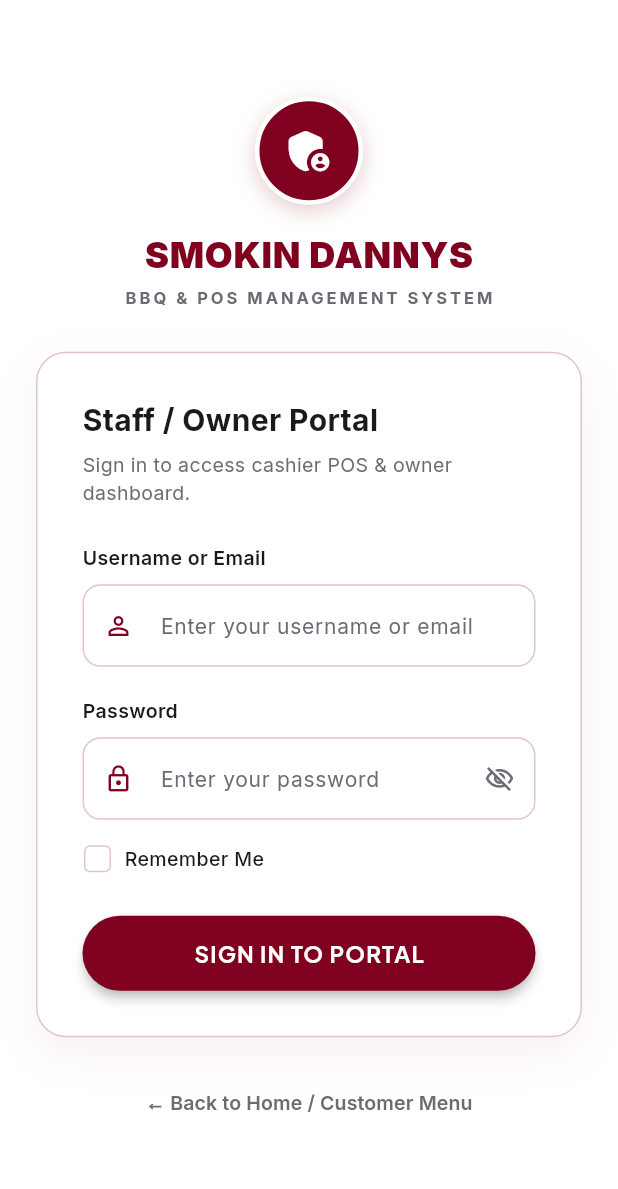
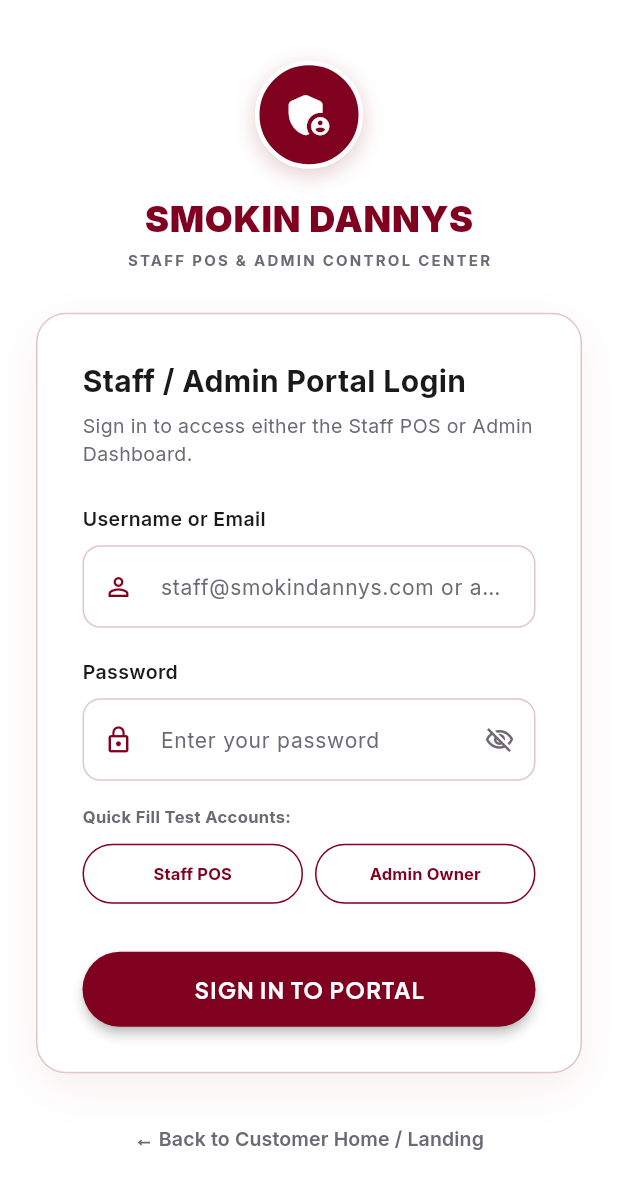
Before and after one commit to dariuscano27-art/smokindannys, a Flutter app: the screen it shows after launch, on a phone screen of 412 x 824 dp. Shown: the top 1189 px of the screen. Run offline on Flutter 3.47's test engine with Material 3 defaults, Android fonts, the phone set to English and light mode, and no system bars; our stand-ins replace flutter_riverpod, go_router, google_fonts, shared_preferences, supabase_flutter; accounts and stored records are empty.

Commit message:
Configure distinct role-based routing for Admin, Staff POS, and Customer portals

```diff
--- a/lib/core/router/app_router.dart
+++ b/lib/core/router/app_router.dart
@@ -35,7 +35,12 @@ AdminLoginPage _buildAdminLoginWidget(BuildContext context, Ref ref) {
           .read(authControllerProvider.notifier)
           .adminSignIn(username, password, rememberMe);
       if (success && context.mounted) {
-        context.go('/owner/dashboard');
+        final email = username.toLowerCase();
+        if (email.contains('staff') || email.contains('cashier')) {
+          context.go('/cashier/pos');
+        } else {
+          context.go('/owner/dashboard');
+        }
         return true;
       }
       return false;
@@ -51,18 +56,14 @@ final appRouterProvider = Provider<GoRouter>((ref) {
     initialLocation: kIsWeb ? '/' : '/admin/login',
     redirect: (context, state) {
       final isAdminAuthenticated = ref.read(isAdminAuthenticatedProvider);
-      final isGoingToAdminDashboard = state.matchedLocation == '/owner/dashboard' ||
+      final isGoingToProtected = state.matchedLocation == '/owner/dashboard' ||
           state.matchedLocation == '/admin/dashboard' ||
-          state.matchedLocation == '/cashier/pos';
+          state.matchedLocation == '/cashier/pos' ||
+          state.matchedLocation == '/customer/home';
 
-      // On mobile app (non-web), enforce staff POS & admin portal exclusively
-      if (!kIsWeb && !isAdminAuthenticated && state.matchedLocation != '/admin/login' && state.matchedLocation != '/staff/login' && state.matchedLocation != '/staff') {
-        return '/admin/login';
-      }
-
-      // Protect admin dashboard route from unauthenticated users
-      if (isGoingToAdminDashboard && !isAdminAuthenticated) {
-        return '/admin/login';
+      // Protect authenticated routes
+      if (isGoingToProtected && !isAdminAuthenticated) {
+        return '/login';
       }
       return null;
     },
--- a/lib/features/auth/presentation/admin_login_page.dart
+++ b/lib/features/auth/presentation/admin_login_page.dart
@@ -20,7 +20,6 @@ class _AdminLoginPageState extends State<AdminLoginPage> {
 
   bool _obscurePassword = true;
   bool _isLoading = false;
-  bool _rememberMe = false;
   bool _isHovered = false;
   String? _errorMessage;
 
@@ -32,8 +31,10 @@ class _AdminLoginPageState extends State<AdminLoginPage> {
   }
 
   Future<void> _signIn() async {
-    if (_usernameController.text.trim().isEmpty ||
-        _passwordController.text.isEmpty) {
+    final username = _usernameController.text.trim();
+    final password = _passwordController.text;
+
+    if (username.isEmpty || password.isEmpty) {
       setState(() {
         _errorMessage = 'Please enter your username and password.';
       });
@@ -47,9 +48,9 @@ class _AdminLoginPageState extends State<AdminLoginPage> {
 
     try {
       final success = await widget.onLogin(
-        _usernameController.text.trim(),
-        _passwordController.text,
-        _rememberMe,
+        username,
+        password,
+        true,
       );
 
       if (!mounted) return;
@@ -69,6 +70,20 @@ class _AdminLoginPageState extends State<AdminLoginPage> {
         setState(() => _isLoading = false);
       }
     }
+  }
+
+  void _fillStaffDemo() {
+    setState(() {
+      _usernameController.text = 'staff@smokindannys.com';
+      _passwordController.text = 'Password123';
+    });
+  }
+
+  void _fillAdminDemo() {
+    setState(() {
+      _usernameController.text = 'admin@smokindannys.com';
+      _passwordController.text = 'Password123';
+    });
   }
 
   InputDecoration _inputDecoration({
@@ -146,11 +161,11 @@ class _AdminLoginPageState extends State<AdminLoginPage> {
                     ),
                     const SizedBox(height: 4),
                     const Text(
-                    'BBQ & POS MANAGEMENT SYSTEM',
+                      'STAFF POS & ADMIN CONTROL CENTER',
                       style: TextStyle(
-                      fontSize: 11,
+                        fontSize: 10,
                         fontWeight: FontWeight.bold,
-                      letterSpacing: 2,
+                        letterSpacing: 1.5,
                         color: AppTheme.mutedText,
                       ),
                     ),
@@ -176,7 +191,7 @@ class _AdminLoginPageState extends State<AdminLoginPage> {
                         crossAxisAlignment: CrossAxisAlignment.start,
                         children: [
                           const Text(
-                          'Staff / Owner Portal',
+                            'Staff / Admin Portal Login',
                             style: TextStyle(
                               fontSize: 20,
                               fontWeight: FontWeight.bold,
@@ -185,7 +200,7 @@ class _AdminLoginPageState extends State<AdminLoginPage> {
                           ),
                           const SizedBox(height: 6),
                           const Text(
-                          'Sign in to access cashier POS & owner dashboard.',
+                            'Sign in to access either the Staff POS or Admin Dashboard.',
                             style: TextStyle(
                               fontSize: 13,
                               color: AppTheme.mutedText,
@@ -208,7 +223,7 @@ class _AdminLoginPageState extends State<AdminLoginPage> {
                             cursorColor: AppTheme.primaryMaroon,
                             style: const TextStyle(color: AppTheme.darkText, fontSize: 14),
                             decoration: _inputDecoration(
-                            hint: 'Enter your username or email',
+                              hint: 'staff@smokindannys.com or admin@smokindannys.com',
                               icon: Icons.person_outline,
                             ),
                           ),
@@ -250,34 +265,24 @@ class _AdminLoginPageState extends State<AdminLoginPage> {
                           ),
                           const SizedBox(height: 16),
 
-                        // Remember Me
+                          // Quick Demo Fill Buttons
+                          const Text('Quick Fill Test Accounts:', style: TextStyle(color: AppTheme.mutedText, fontSize: 11, fontWeight: FontWeight.bold)),
+                          const SizedBox(height: 6),
                           Row(
                             children: [
-                            SizedBox(
-                              height: 20,
-                              width: 20,
-                              child: Checkbox(
-                                value: _rememberMe,
-                                activeColor: AppTheme.primaryMaroon,
-                                checkColor: Colors.white,
-                                side: const BorderSide(color: AppTheme.borderMaroon),
-                                shape: RoundedRectangleBorder(
-                                  borderRadius: BorderRadius.circular(4),
-                                ),
-                                onChanged: (val) {
-                                  setState(() {
-                                    _rememberMe = val ?? false;
-                                  });
-                                },
+                              Expanded(
+                                child: OutlinedButton(
+                                  onPressed: _fillStaffDemo,
+                                  style: OutlinedButton.styleFrom(side: const BorderSide(color: AppTheme.primaryMaroon), padding: const EdgeInsets.symmetric(vertical: 8)),
+                                  child: const Text('Staff POS', style: TextStyle(color: AppTheme.primaryMaroon, fontSize: 11, fontWeight: FontWeight.bold)),
                                 ),
                               ),
                               const SizedBox(width: 8),
-                            const Text(
-                              'Remember Me',
-                              style: TextStyle(
-                                color: AppTheme.darkText,
-                                fontSize: 13,
-                                fontWeight: FontWeight.w500,
+                              Expanded(
+                                child: OutlinedButton(
+                                  onPressed: _fillAdminDemo,
+                                  style: OutlinedButton.styleFrom(side: const BorderSide(color: AppTheme.primaryMaroon), padding: const EdgeInsets.symmetric(vertical: 8)),
+                                  child: const Text('Admin Owner', style: TextStyle(color: AppTheme.primaryMaroon, fontSize: 11, fontWeight: FontWeight.bold)),
                                 ),
                               ),
                             ],
@@ -370,7 +375,7 @@ class _AdminLoginPageState extends State<AdminLoginPage> {
                     TextButton(
                       onPressed: () => context.go('/'),
                       child: const Text(
-                      '← Back to Home / Customer Menu',
+                        '← Back to Customer Home / Landing',
                         style: TextStyle(color: AppTheme.mutedText, fontSize: 13, fontWeight: FontWeight.w600),
                       ),
                     ),
```
Also changed, not shown: 1 other file. Lines whose indentation alone changed are shown as unchanged.
